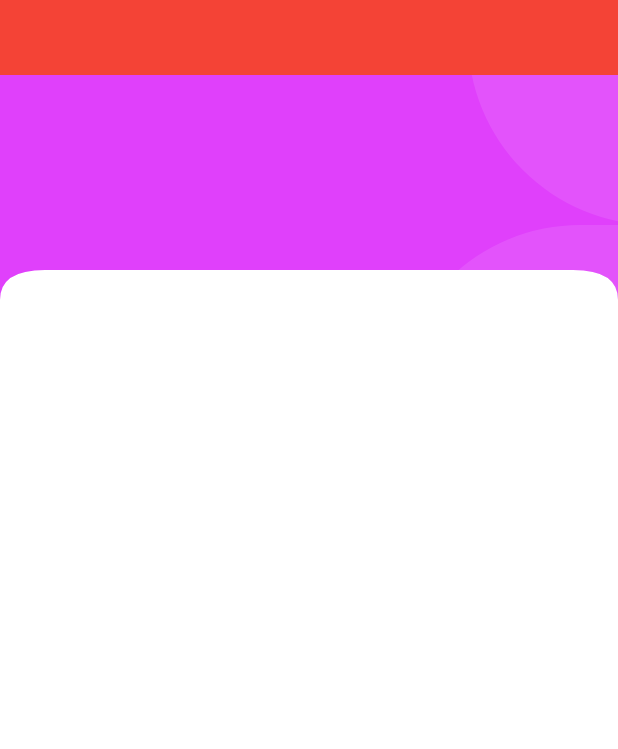
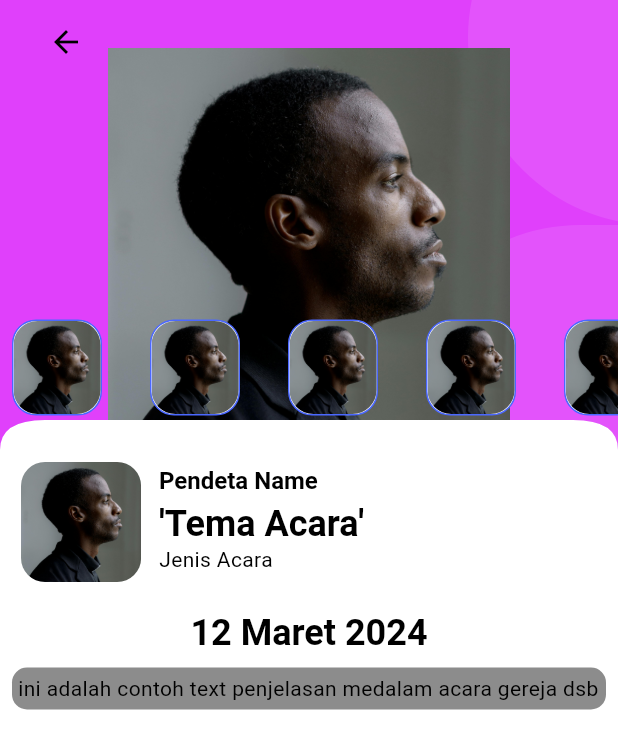
Before and after one commit to thesquad7/mobileGKI, a Flutter app: the screen it shows after launch, item 2 of the bottom bar chosen, after a tap on "10 Maret 2024", on a phone screen of 412 x 824 dp. Shown: the top 749 px of the screen. Run offline on Flutter 3.47's test engine with Material 3 defaults, Android fonts, the phone set to English and light mode, and no system bars; our stand-ins replace carousel_slider, get; Roboto replaces fonts that are missing (Poppins).

Commit message:
Jadwal Detail 70%

```diff
--- a/lib/common/widget/c_rondedimg.dart
+++ b/lib/common/widget/c_rondedimg.dart
@@ -13,7 +13,7 @@ class RoundedIMG extends StatelessWidget {
     this.border,
     this.backgroundColor = FilemonColor.light,
     this.fit = BoxFit.contain,
-    this.padding,
+    this.padding = const EdgeInsets.all(0),
     this.isNetworkImage = false,
     this.onPressed,
     this.borderRadius = FilemonSized.md,
@@ -24,7 +24,7 @@ class RoundedIMG extends StatelessWidget {
   final BoxBorder? border;
   final Color backgroundColor;
   final BoxFit? fit;
-  final EdgeInsetsGeometry? padding;
+  final EdgeInsetsGeometry padding;
   final bool isNetworkImage;
   final VoidCallback? onPressed;
   final double borderRadius;
@@ -33,6 +33,8 @@ class RoundedIMG extends StatelessWidget {
   Widget build(BuildContext context) {
     return GestureDetector(
       onTap: onPressed,
+      child: Padding(
+        padding: padding,
         child: Container(
           height: height,
           width: width,
@@ -51,6 +53,7 @@ class RoundedIMG extends StatelessWidget {
                     : AssetImage(imageUrl) as ImageProvider),
           ),
         ),
+      ),
     );
   }
 }
--- a/lib/common/widget/c_sliderhome.dart
+++ b/lib/common/widget/c_sliderhome.dart
@@ -27,7 +27,12 @@ class FilemonHomeSlider extends StatelessWidget {
               onPageChanged: (index, _) =>
                   controller.updatePageIndicator(index),
               viewportFraction: 1),
-          items: banners.map((url) => RoundedIMG(imageUrl: url)).toList(),
+          items: banners
+              .map((url) => RoundedIMG(
+                    imageUrl: url,
+                    padding: EdgeInsets.all(0),
+                  ))
+              .toList(),
         ),
         const SizedBox(height: FilemonSized.spaceBtwItems),
         Center(
--- a/lib/common/widget/c_vertical_card.dart
+++ b/lib/common/widget/c_vertical_card.dart
@@ -31,6 +31,7 @@ class FverticalCard extends StatelessWidget {
           child: Stack(
             children: [
               RoundedIMG(
+                padding: EdgeInsets.all(0),
                 imageUrl: ImgUrl,
                 height: 170,
                 applyImgRadius: true,
--- /dev/null
+++ b/lib/common/widget/d_imgslider.dart
@@ -0,0 +1,41 @@
+import 'package:MobileGKI/common/widget/c_rondedimg.dart';
+import 'package:MobileGKI/utils/constrains/colors.dart';
+import 'package:MobileGKI/utils/constrains/image_string.dart';
+import 'package:MobileGKI/utils/theme/constrains/sizes.dart';
+import 'package:flutter/material.dart';
+
+class FCostumImgSlider extends StatelessWidget {
+  const FCostumImgSlider({
+    super.key,
+    required this.dark,
+  });
+
+  final bool dark;
+
+  @override
+  Widget build(BuildContext context) {
+    return Positioned(
+        right: 0,
+        bottom: 15,
+        left: 0,
+        child: SizedBox(
+          height: 80,
+          child: ListView.separated(
+              itemCount: 6,
+              shrinkWrap: true,
+              scrollDirection: Axis.horizontal,
+              separatorBuilder: (_, __) => const SizedBox(
+                    width: FilemonSized.spaceBtwItems,
+                  ),
+              physics: const AlwaysScrollableScrollPhysics(),
+              itemBuilder: (_, index) => RoundedIMG(
+                    width: 60,
+                    border: Border.all(color: FilemonColor.primary),
+                    backgroundColor:
+                        dark ? FilemonColor.dark : FilemonColor.white,
+                    padding: const EdgeInsets.all(FilemonSized.sm),
+                    imageUrl: Filemonimages.pendeta1,
+                  )),
+        ));
+  }
+}
--- /dev/null
+++ b/lib/common/widget/d_imgview.dart
@@ -0,0 +1,40 @@
+import 'package:MobileGKI/common/widget/c_appabar.dart';
+import 'package:MobileGKI/common/widget/c_header.dart';
+import 'package:MobileGKI/utils/constrains/image_string.dart';
+import 'package:MobileGKI/utils/helper/helper_function.dart';
+import 'package:MobileGKI/utils/theme/constrains/sizes.dart';
+import 'package:flutter/material.dart';
+
+class FDetailImgView extends StatelessWidget {
+  const FDetailImgView({
+    super.key,
+    required this.children,
+  });
+
+  final Widget children;
+
+  @override
+  Widget build(BuildContext context) {
+    final dark = FilemonHelperFunctions.isDarkMode(context);
+    return FilemonPrimaryHeaderCon(
+        height: 300,
+        child: Stack(children: [
+          const SizedBox(
+            height: 300,
+            child: Padding(
+                padding: const EdgeInsets.only(
+                    top: FilemonSized.productImageRadius * 2),
+                child: Center(
+                  child: Image(
+                    image: AssetImage(Filemonimages.pendeta1),
+                  ),
+                )),
+          ),
+          const FilemonAppBar(
+            showBackArrow: true,
+          ),
+          children
+        ]),
+        color: Colors.purpleAccent);
+  }
+}
--- a/lib/common/widget/j_detail.dart
+++ b/lib/common/widget/j_detail.dart
@@ -1,5 +1,13 @@
+import 'package:MobileGKI/common/widget/c_appabar.dart';
 import 'package:MobileGKI/common/widget/c_header.dart';
+import 'package:MobileGKI/common/widget/c_rondedimg.dart';
+import 'package:MobileGKI/common/widget/d_imgview.dart';
+import 'package:MobileGKI/common/widget/jd_imgslide.dart';
 import 'package:MobileGKI/home/d_config/widget/b_appbar.dart';
+import 'package:MobileGKI/utils/constrains/colors.dart';
+import 'package:MobileGKI/utils/constrains/image_string.dart';
+import 'package:MobileGKI/utils/helper/helper_function.dart';
+import 'package:MobileGKI/utils/theme/constrains/sizes.dart';
 import 'package:flutter/material.dart';
 
 class FDetailJadwal extends StatelessWidget {
@@ -7,20 +15,98 @@ class FDetailJadwal extends StatelessWidget {
 
   @override
   Widget build(BuildContext context) {
+    final dark = FilemonHelperFunctions.isDarkMode(context);
     return Scaffold(
       body: SingleChildScrollView(
         child: Column(children: [
-          FilemonPrimaryHeaderCon(
-              height: 200,
-              child: Stack(children: [
+          FDetailImgView(
+              children: Container(
+            child: FDetailImgSlider(),
+          )),
+          HeadDMetadata(),
+          SizedBox(height: 10),
+          Padding(
+            padding: EdgeInsets.symmetric(
+              horizontal: 8,
+            ),
+            child: Container(
+              height: FilemonHelperFunctions.screenHeight(),
+              width: double.infinity,
+              child: Column(children: [
+                Center(
+                  child: Padding(
+                    padding: EdgeInsets.all(8),
+                    child: Text(
+                      "12 Maret 2024",
+                      style: Theme.of(context).textTheme.headlineMedium,
+                    ),
+                  ),
+                ),
                 Container(
-                  height: 50,
-                  color: Colors.red,
+                  width: double.infinity,
+                  decoration: BoxDecoration(
+                      borderRadius: BorderRadius.circular(10),
+                      color: dark ? Colors.white24 : Colors.black45),
+                  child: Padding(
+                    padding: const EdgeInsets.all(4),
+                    child: Text(
+                        "ini adalah contoh text penjelasan medalam acara gereja dsb"),
+                  ),
                 )
               ]),
-              color: Colors.purpleAccent)
+            ),
+          )
         ]),
       ),
     );
   }
 }
+
+class HeadDMetadata extends StatelessWidget {
+  const HeadDMetadata({
+    super.key,
+  });
+
+  @override
+  Widget build(BuildContext context) {
+    return Padding(
+      padding: EdgeInsets.only(top: 8, left: 6),
+      child: SizedBox(
+        height: 80,
+        width: double.infinity,
+        child: Stack(children: [
+          Positioned(
+            left: 8,
+            child: SizedBox(
+              height: 80,
+              child: RoundedIMG(
+                imageUrl: Filemonimages.pendeta1,
+              ),
+            ),
+          ),
+          Positioned(
+              left: 100,
+              top: 2,
+              child: Text(
+                "Pendeta Name",
+                style: Theme.of(context).textTheme.headlineSmall,
+              )),
+          Positioned(
+              left: 100,
+              top: 25,
+              child: Text(
+                "'" + "Tema Acara" + "'",
+                style: Theme.of(context).textTheme.headlineMedium,
+              )),
+          Positioned(
+              left: 100,
+              top: 55,
+              child: Text(
+                "Jenis Acara",
+                style: Theme.of(context).textTheme.bodyMedium,
+              ))
+        ]),
+      ),
+    );
+  }
+}
--- /dev/null
+++ b/lib/common/widget/jd_imgslide.dart
@@ -0,0 +1,41 @@
+import 'package:MobileGKI/common/widget/c_rondedimg.dart';
+import 'package:MobileGKI/utils/constrains/colors.dart';
+import 'package:MobileGKI/utils/helper/helper_function.dart';
+import 'package:MobileGKI/utils/theme/constrains/sizes.dart';
+import 'package:flutter/material.dart';
+import '../../utils/constrains/image_string.dart';
+
+class FDetailImgSlider extends StatelessWidget {
+  const FDetailImgSlider({
+    super.key,
+  });
+
+  @override
+  Widget build(BuildContext context) {
+    final dark = FilemonHelperFunctions.isDarkMode(context);
+    return Positioned(
+        right: 0,
+        bottom: 15,
+        left: 0,
+        child: SizedBox(
+          height: 80,
+          child: ListView.separated(
+              itemCount: 6,
+              shrinkWrap: true,
+              scrollDirection: Axis.horizontal,
+              separatorBuilder: (_, __) => const SizedBox(
+                    width: FilemonSized.spaceBtwItems,
+                  ),
+              physics: const AlwaysScrollableScrollPhysics(),
+              itemBuilder: (_, index) => RoundedIMG(
+                    width: 60,
+                    border: Border.all(color: FilemonColor.primary),
+                    backgroundColor:
+                        dark ? FilemonColor.dark : FilemonColor.white,
+                    padding: const EdgeInsets.all(FilemonSized.sm),
+                    imageUrl: Filemonimages.pendeta1,
+                    fit: BoxFit.cover,
+                  )),
+        ));
+  }
+}
--- a/lib/init/splash_screen.dart
+++ b/lib/init/splash_screen.dart
@@ -13,7 +13,7 @@ class _SplashScreen extends State<SplashScreen>
   @override
   void initState() {
     super.initState();
-    Future.delayed(const Duration(seconds: 5), () {
+    Future.delayed(const Duration(seconds: 2), () {
       Navigator.of(context)
           .pushReplacement(MaterialPageRoute(builder: (_) => const NavMenu()));
     });
```
Lines whose indentation alone changed are shown as unchanged.
